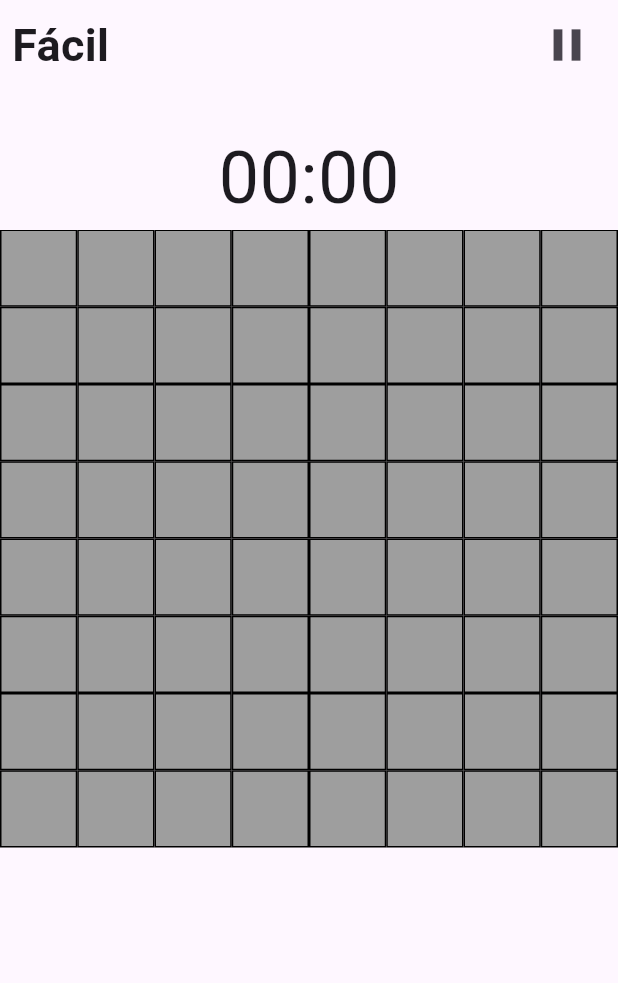
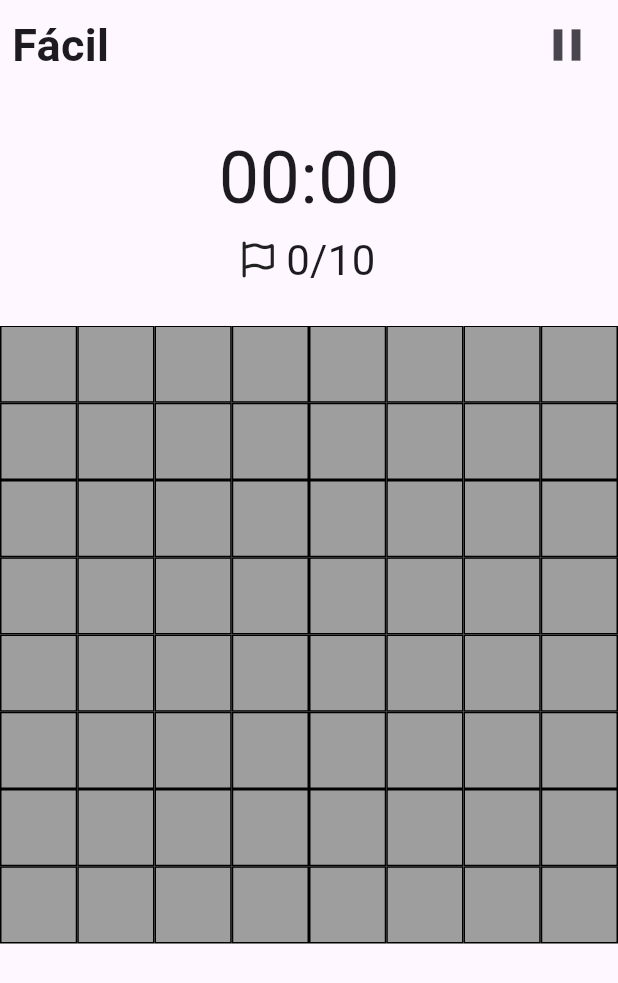
Before and after one commit to RodrigoUchoa001/campo-minado, a Flutter app: the TelaDeJogo screen opened directly, on a phone screen of 412 x 824 dp. Shown: the top 983 px of the screen. Run offline on Flutter 3.47's test engine with Material 2 defaults, Android fonts, the phone set to English and light mode, and no system bars; our stand-ins replace font_awesome_flutter, isar; accounts and stored records are empty; generated files the repository leaves out were written again.

Commit message:
exibindo na ui o numero de bandeiras colocadas

```diff
--- a/lib/ui/screens/tela_de_jogo.dart
+++ b/lib/ui/screens/tela_de_jogo.dart
@@ -3,6 +3,7 @@ import 'package:campo_minado_flutter/models/campo_minado.dart';
 import 'package:campo_minado_flutter/ui/widgets/campo_minado_widget.dart';
 import 'package:campo_minado_flutter/utils/formatar_tempo_decorrido.dart';
 import 'package:flutter/material.dart';
+import 'package:font_awesome_flutter/font_awesome_flutter.dart';
 
 class TelaDeJogo extends StatefulWidget {
   final int dificuldade;
@@ -130,6 +131,18 @@ class _TelaDeJogoState extends State<TelaDeJogo> {
                     }
                   },
                 ),
+                Row(
+                  mainAxisAlignment: MainAxisAlignment.center,
+                  children: [
+                    const FaIcon(FontAwesomeIcons.flag),
+                    const SizedBox(width: 8),
+                    Text(
+                      '${campoMinado.bandeirasColocadas}/${campoMinado.getNumeroDeBombasPermitidas()}',
+                      style: const TextStyle(fontSize: 28.0),
+                    ),
+                  ],
+                ),
+                const SizedBox(height: 24),
                 CampoMinadoWidget(campoMinado: campoMinado),
               ],
             ),
```
